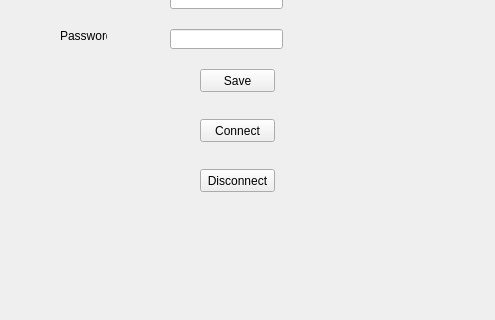
Above: mainwindow.ui from Neitron-byte/MSClient3 before the change; both pictures show x 0 to 495 and y 151 to 471 of the 800 by 600 pixel window. Below: the same form after it.
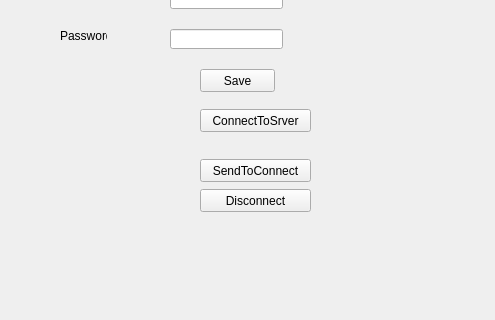
That is the form after the change.

Commit message: TCP Fail

```diff
--- a/mainwindow.ui
+++ b/mainwindow.ui
@@ -77,13 +77,13 @@
     <property name="geometry">
      <rect>
       <x>200</x>
-      <y>270</y>
-      <width>75</width>
+      <y>310</y>
+      <width>111</width>
       <height>23</height>
      </rect>
     </property>
     <property name="text">
-     <string>Connect</string>
+     <string>SendToConnect</string>
     </property>
    </widget>
    <widget class="QLineEdit" name="lineEdit_PORT">
@@ -149,8 +149,8 @@
     <property name="geometry">
      <rect>
       <x>200</x>
-      <y>320</y>
-      <width>75</width>
+      <y>340</y>
+      <width>111</width>
       <height>23</height>
      </rect>
     </property>
@@ -158,6 +158,19 @@
      <string>Disconnect</string>
     </property>
    </widget>
+   <widget class="QPushButton" name="pushButton_4">
+    <property name="geometry">
+     <rect>
+      <x>200</x>
+      <y>260</y>
+      <width>111</width>
+      <height>23</height>
+     </rect>
+    </property>
+    <property name="text">
+     <string>ConnectToSrver</string>
+    </property>
+   </widget>
   </widget>
   <widget class="QMenuBar" name="menubar">
    <property name="geometry">
```
The commit also changes 2 other files.
